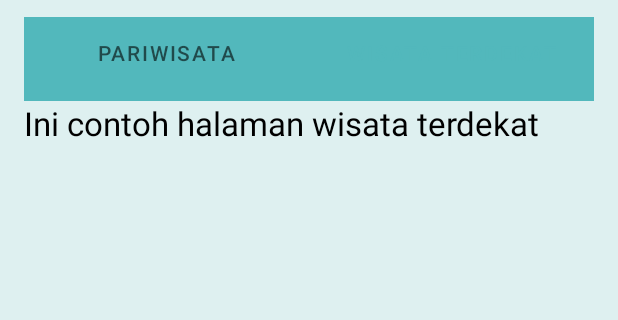
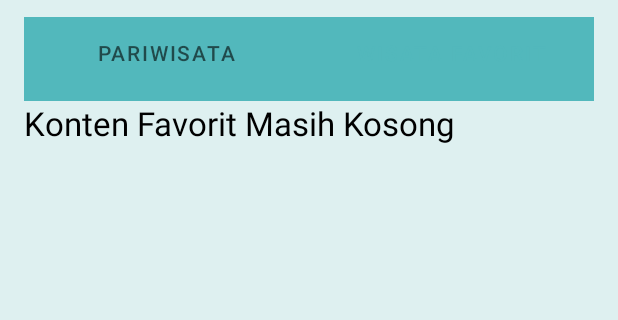
Before and after one commit to alzenaaisha/TravelerApp, an Android app: the screen it shows after launch (MainActivity), tab 2 chosen, on a phone screen of 412 x 824 dp, the part 200-520 px from its top. Run offline under Robolectric (Android 15) with nearby library versions, the phone set to English and light mode, and no system bars; our stand-ins replace Picasso; pictures from the network do not load.

Commit message:
Update strings.xml
New String

```diff
--- a/app/src/main/res/values/strings.xml
+++ b/app/src/main/res/values/strings.xml
@@ -1,9 +1,9 @@
 <resources>
     <string name="app_name">YourTravel</string>
     <string name="menu_pariwisata">Ini menu pariwisata</string>
-    <string name="histori_transaksi">Ini contoh halaman wisata terdekat</string>
+    <string name="histori_transaksi">Konten Favorit Masih Kosong</string>
     <string name="menu_pariwisata_label">Pariwisata</string>
-    <string name="histori_transaksi_label">Wisata Terdekat</string>
+    <string name="histori_transaksi_label">Wisata Favorit</string>
     <string name="letak_lokasi">Letak Lokasi</string>
     <string name="saran_detail">Punya kritik dan saran mengenai tempat tersebut? Ayo tulis di sini, kami bantu sampaikan!</string>
     <string name="Nama1">Alzena Aisha Shakira</string>
```
